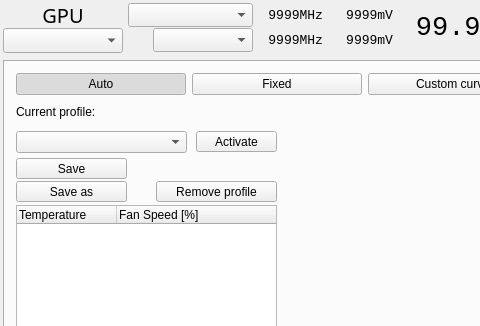
marazmista/radeon-profile, file radeon-profile/radeon_profile.ui: the form before one commit; both pictures show x 0 to 480 and y 0 to 326 of the 832 by 484 pixel window.
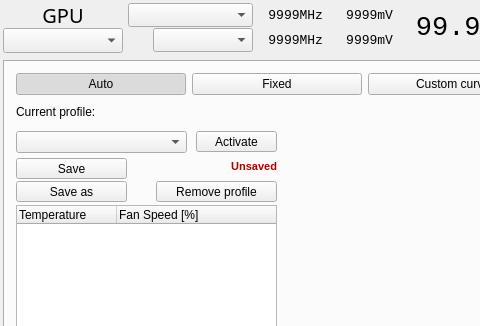
The form after the commit. The open tabs and pages were chosen to show the change. Icons and pictures are not drawn. Custom widgets are drawn as their Qt base class.

Commit message: added unsaved fan profile indicator; added question when about to remove fan profile; refactor

What changed in the file:
```diff
--- a/radeon-profile/radeon_profile.ui
+++ b/radeon-profile/radeon_profile.ui
@@ -1631,6 +1631,66 @@
                 <string>Remove profile</string>
                </property>
               </widget>
+              <widget class="QLabel" name="l_fanProfileUnsavedIndicator">
+               <property name="geometry">
+                <rect>
+                 <x>150</x>
+                 <y>50</y>
+                 <width>111</width>
+                 <height>31</height>
+                </rect>
+               </property>
+               <property name="palette">
+                <palette>
+                 <active>
+                  <colorrole role="WindowText">
+                   <brush brushstyle="SolidPattern">
+                    <color alpha="255">
+                     <red>170</red>
+                     <green>0</green>
+                     <blue>0</blue>
+                    </color>
+                   </brush>
+                  </colorrole>
+                 </active>
+                 <inactive>
+                  <colorrole role="WindowText">
+                   <brush brushstyle="SolidPattern">
+                    <color alpha="255">
+                     <red>170</red>
+                     <green>0</green>
+                     <blue>0</blue>
+                    </color>
+                   </brush>
+                  </colorrole>
+                 </inactive>
+                 <disabled>
+                  <colorrole role="WindowText">
+                   <brush brushstyle="SolidPattern">
+                    <color alpha="96">
+                     <red>164</red>
+                     <green>166</green>
+                     <blue>168</blue>
+                    </color>
+                   </brush>
+                  </colorrole>
+                 </disabled>
+                </palette>
+               </property>
+               <property name="font">
+                <font>
+                 <pointsize>8</pointsize>
+                 <weight>75</weight>
+                 <bold>true</bold>
+                </font>
+               </property>
+               <property name="text">
+                <string>Unsaved</string>
+               </property>
+               <property name="alignment">
+                <set>Qt::AlignRight|Qt::AlignTrailing|Qt::AlignVCenter</set>
+               </property>
+              </widget>
              </widget>
             </item>
             <item row="0" column="1" rowspan="2">
```
The commit also changes 3 other files.
